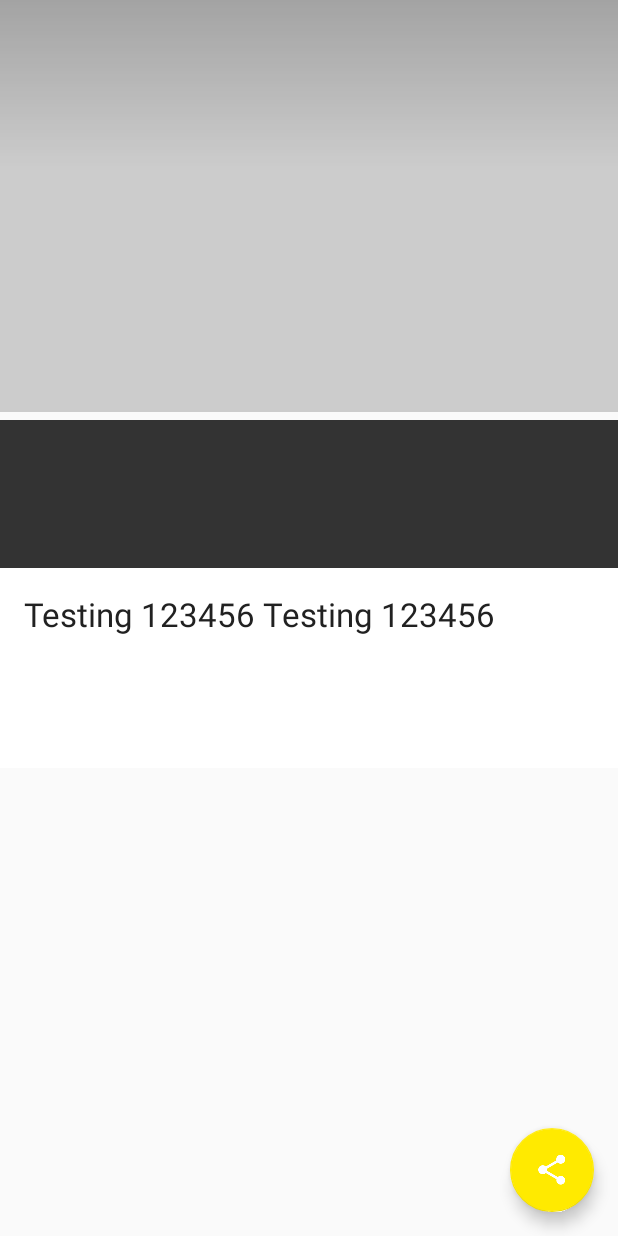
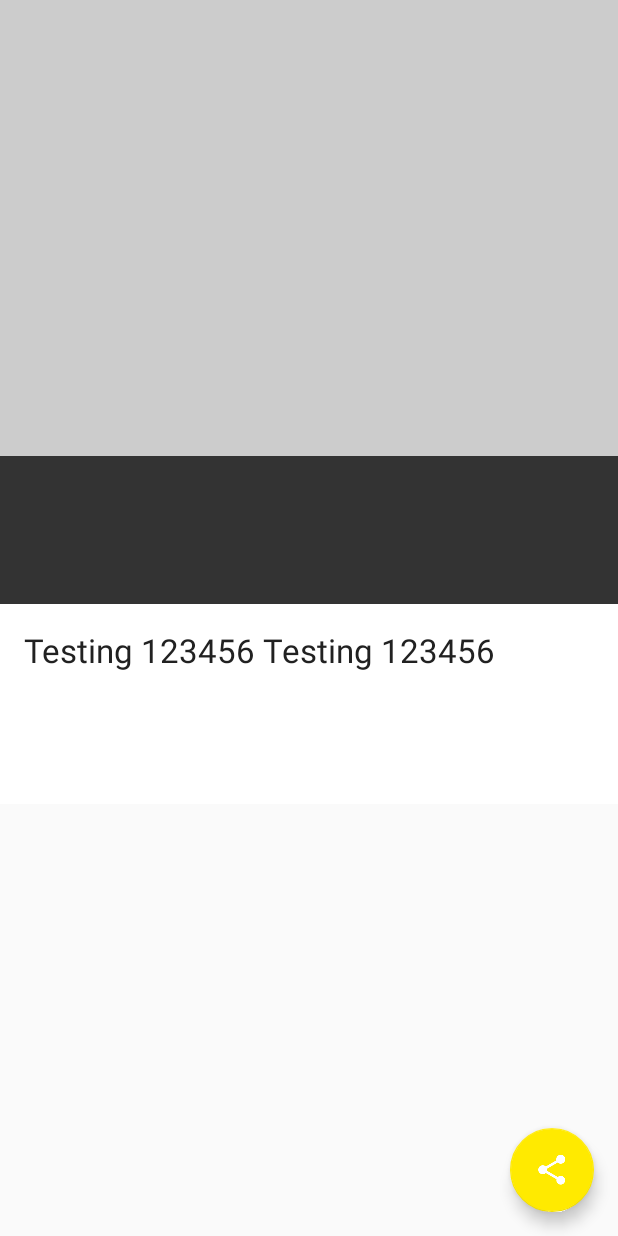
Before and after one commit to oliviadodge/xyz-reader, an Android app: the layout fragment_article_detail.xml on its own in the app's theme, with its tools: preview values and no code run, on a phone screen of 412 x 824 dp. Run offline under Robolectric (Android 15) with nearby library versions, the phone set to English and light mode, and no system bars.

```diff
--- a/xyzreader/XYZReader/src/main/java/com/example/xyzreader/ui/SetAspectImageView.java
+++ b/xyzreader/XYZReader/src/main/java/com/example/xyzreader/ui/SetAspectImageView.java
@@ -23,7 +23,7 @@ public class SetAspectImageView extends ImageView {
 
     @Override
     protected void onMeasure(int widthMeasureSpec, int heightMeasureSpec) {
-        int height = MeasureSpec.getSize(widthMeasureSpec) * 2 / 3;
+        int height = MeasureSpec.getSize(widthMeasureSpec) * 3 / 4;
         int heightSpec = MeasureSpec.makeMeasureSpec(height,
                 MeasureSpec.EXACTLY);
         super.onMeasure(widthMeasureSpec, heightSpec);
--- a/xyzreader/XYZReader/src/main/res/layout/fragment_article_detail.xml
+++ b/xyzreader/XYZReader/src/main/res/layout/fragment_article_detail.xml
@@ -12,10 +12,6 @@
         android:layout_height="match_parent">
 
         <FrameLayout
-            android:layout_width="match_parent"
-            android:layout_height="wrap_content">
-
-            <FrameLayout
             android:id="@+id/photo_container"
             android:layout_width="match_parent"
             android:layout_height="wrap_content"
@@ -27,13 +23,6 @@
                 android:layout_height="0dp"
                 android:scaleType="centerCrop"
                  />
-
-                <View
-                    android:layout_width="match_parent"
-                    android:layout_height="@dimen/detail_photo_background_protection"
-                    android:background="@drawable/photo_background_protection" />
-
-            </FrameLayout>
 
             <com.example.xyzreader.ui.MaxWidthLinearLayout
                 android:orientation="vertical"
--- a/xyzreader/XYZReader/src/main/res/values/dimens.xml
+++ b/xyzreader/XYZReader/src/main/res/values/dimens.xml
@@ -20,4 +20,6 @@
     <dimen name="image_padding_side">8dp</dimen>
     <dimen name="image_padding_top">8dp</dimen>
 
+    <dimen name="toolbar_inset">16dp</dimen>
+
 </resources>
--- a/xyzreader/XYZReader/src/main/res/values/macro_layout.xml
+++ b/xyzreader/XYZReader/src/main/res/values/macro_layout.xml
@@ -6,7 +6,7 @@
 
     <!-- detail -->
     <bool name="detail_is_card">false</bool>
-    <dimen name="detail_photo_height">280dp</dimen>
+    <dimen name="detail_photo_height">304dp</dimen>
     <dimen name="detail_card_top_margin">@dimen/detail_photo_height</dimen>
     <dimen name="detail_inner_horiz_margin">16dp</dimen>
     <dimen name="detail_card_max_width">10000dp</dimen> <!-- force match_parent -->
```
Also changed, not shown: xyzreader/XYZReader/src/main/java/com/example/xyzreader/ui/ArticleListActivity.java (+80 -12 lines), xyzreader/XYZReader/src/main/res/layout/activity_article_list.xml (+13 -1 lines), 36 other files. Lines whose indentation alone changed are shown as unchanged.
